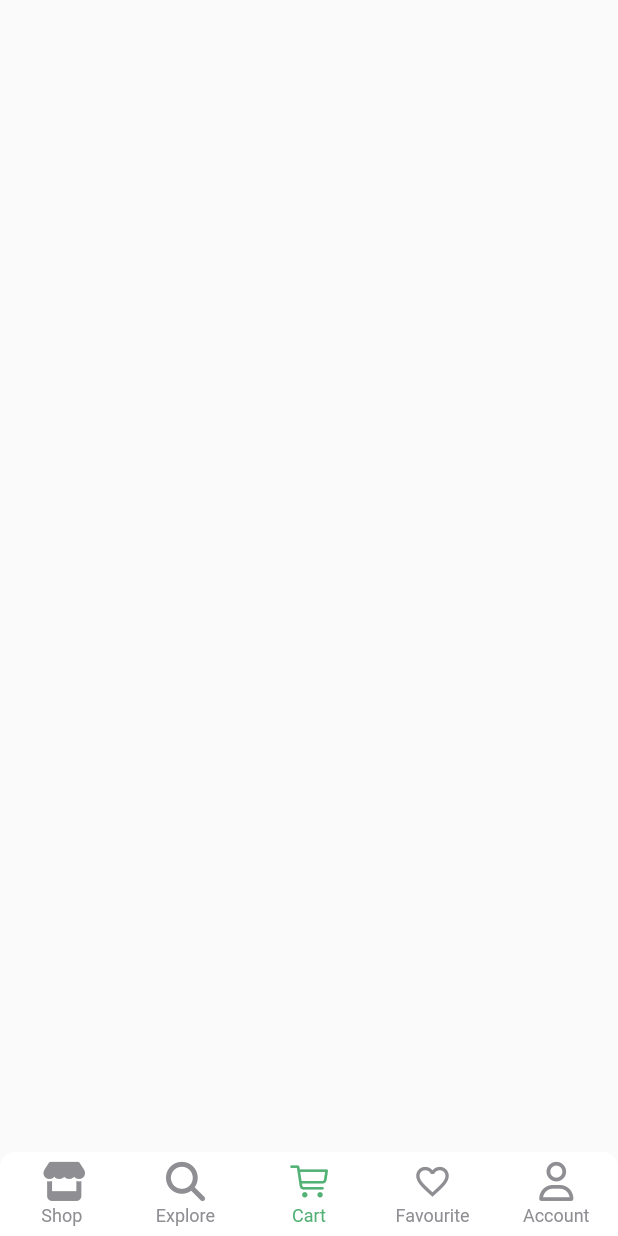
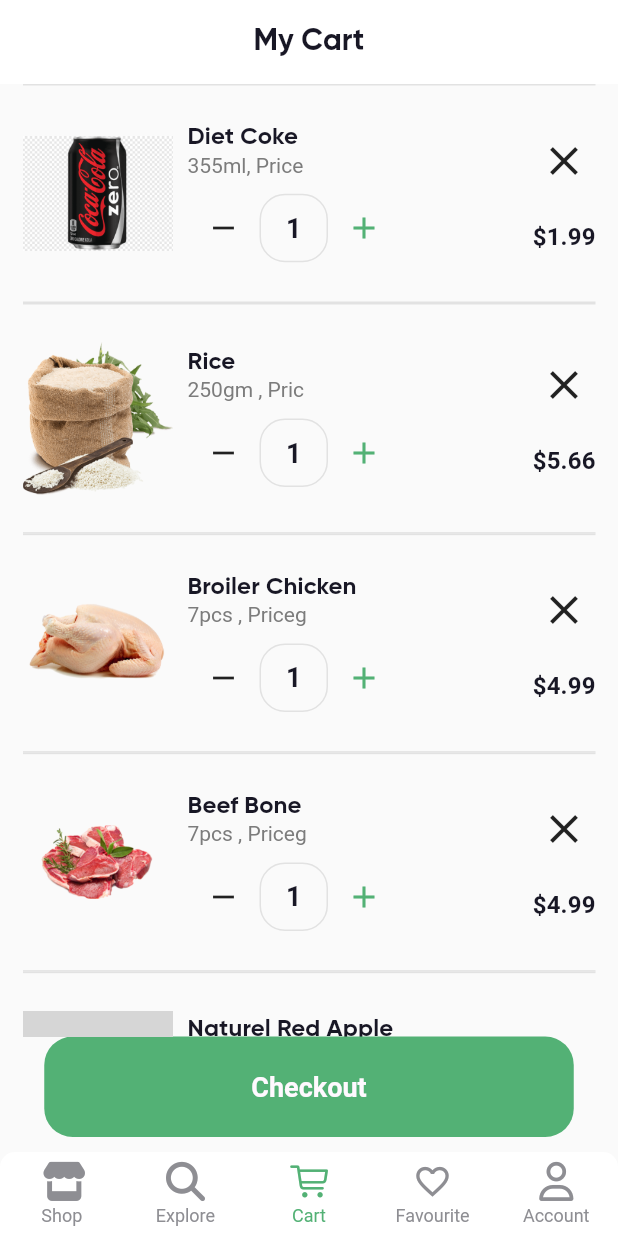
Before and after one commit to SA33ED/online_groceries_app, a Flutter app: the screen it shows after launch, item 3 of the bottom bar chosen, on a phone screen of 412 x 824 dp. Run offline on Flutter 3.47's test engine with Material 2 defaults, Android fonts, the light colour scheme and no system bars; drawn by our look-alikes of persistent_bottom_nav_bar; our stand-ins replace dropdown_button2, flutter_svg, font_awesome_flutter; Roboto replaces fonts that are missing (Gilroy, Gilroy-Medium); grey boxes are pictures that could not be loaded.

Commit message:
Cart & Favorite

```diff
--- a/lib/helpers/app_images.dart
+++ b/lib/helpers/app_images.dart
@@ -141,6 +141,10 @@ class Assets {
   /// assets/images/splash_screen.png
   static const String imagesSplashScreen = "assets/images/splash_screen.png";
 
+  /// Assets for imagesSuccess
+  /// assets/images/success.svg
+  static const String imagesSuccess = "assets/images/success.svg";
+
   /// Assets for imagesWelcomeLanding
   /// assets/images/welcome_landing.png
   static const String imagesWelcomeLanding = "assets/images/welcome_landing.png";
--- a/lib/models/product_model.dart
+++ b/lib/models/product_model.dart
@@ -313,3 +313,86 @@ List<Beverages> beverages = [
       details:
           "Apples are nutritious. Apples may be good for weight loss. apples may be good for your heart. As part of a healtful and varied diet."),
 ];
+
+List cartItems = [
+  Beverages(
+      image: Assets.imagesProductsProduct8,
+      name: "Diet Coke",
+      price: 1.99,
+      unit: "355ml, Price",
+      details:
+          "Apples are nutritious. Apples may be good for weight loss. apples may be good for your heart. As part of a healtful and varied diet."),
+  Groceries(
+    image: Assets.imagesProductsProduct5,
+    name: "Rice",
+    price: 5.66,
+    details:
+        "Apples are nutritious. Apples may be good for weight loss. apples may be good for your heart. As part of a healtful and varied diet.",
+    unit: "250gm , Pric",
+  ),
+  Frozen(
+    image: Assets.imagesProductsProduct7,
+    name: "Broiler Chicken",
+    price: 4.99,
+    details:
+        "Apples are nutritious. Apples may be good for weight loss. apples may be good for your heart. As part of a healtful and varied diet.",
+    unit: "7pcs , Priceg",
+  ),
+  Frozen(
+    image: Assets.imagesProductsProduct6,
+    name: "Beef Bone",
+    price: 4.99,
+    details:
+        "Apples are nutritious. Apples may be good for weight loss. apples may be good for your heart. As part of a healtful and varied diet.",
+    unit: "7pcs , Priceg",
+  ),
+  BestSelling(
+    image: Assets.imagesProductsProduct2,
+    name: "Naturel Red Apple",
+    price: 3.10,
+    details:
+        "Apples are nutritious. Apples may be good for weight loss. apples may be good for your heart. As part of a healtful and varied diet.",
+    unit: "1Kg , Priceg",
+  ),
+];
+List favorites = [
+  Beverages(
+      image: Assets.imagesProductsProduct8,
+      name: "Diet Coke",
+      price: 1.99,
+      unit: "355ml, Price",
+      details:
+          "Apples are nutritious. Apples may be good for weight loss. apples may be good for your heart. As part of a healtful and varied diet."),
+  Groceries(
+    image: Assets.imagesProductsProduct5,
+    name: "Rice",
+    price: 5.66,
+    details:
+        "Apples are nutritious. Apples may be good for weight loss. apples may be good for your heart. As part of a healtful and varied diet.",
+    unit: "250gm , Pric",
+  ),
+  Frozen(
+    image: Assets.imagesProductsProduct7,
+    name: "Broiler Chicken",
+    price: 4.99,
+    details:
+        "Apples are nutritious. Apples may be good for weight loss. apples may be good for your heart. As part of a healtful and varied diet.",
+    unit: "7pcs , Priceg",
+  ),
+  Frozen(
+    image: Assets.imagesProductsProduct6,
+    name: "Beef Bone",
+    price: 4.99,
+    details:
+        "Apples are nutritious. Apples may be good for weight loss. apples may be good for your heart. As part of a healtful and varied diet.",
+    unit: "7pcs , Priceg",
+  ),
+  BestSelling(
+    image: Assets.imagesProductsProduct2,
+    name: "Naturel Red Apple",
+    price: 3.10,
+    details:
+        "Apples are nutritious. Apples may be good for weight loss. apples may be good for your heart. As part of a healtful and varied diet.",
+    unit: "1Kg , Priceg",
+  ),
+];
--- a/lib/screens/cart_screen.dart
+++ b/lib/screens/cart_screen.dart
@@ -1,10 +1,113 @@
 import 'package:flutter/material.dart';
+import 'package:online_groceries_app/models/product_model.dart';
+import 'package:online_groceries_app/screens/success2_screen.dart';
+import 'package:online_groceries_app/widgets/custom_btn.dart';
+
+import '../widgets/count.dart';
+import '../widgets/custom_app_bar.dart';
 
 class CartScreen extends StatelessWidget {
   const CartScreen({super.key});
 
   @override
   Widget build(BuildContext context) {
-    return const Scaffold();
+    return Scaffold(
+      appBar: customAppBar(title: "My Cart"),
+      body: Padding(
+        padding: const EdgeInsets.symmetric(horizontal: 15.0),
+        child: Column(
+          children: [
+            Expanded(
+              child: ListView.builder(
+                itemCount: cartItems.length,
+                itemBuilder: (context, index) {
+                  return Container(
+                    padding: const EdgeInsets.symmetric(vertical: 25),
+                    decoration: const BoxDecoration(
+                        border: Border.symmetric(
+                            horizontal: BorderSide(color: Color(0xFFE2E2E2)))),
+                    child: Row(
+                      mainAxisAlignment: MainAxisAlignment.spaceBetween,
+                      children: [
+                        Row(
+                          children: [
+                            Image.asset(
+                              cartItems[index].image,
+                              width: 100,
+                            ),
+                            const SizedBox(
+                              width: 10,
+                            ),
+                            Column(
+                              crossAxisAlignment: CrossAxisAlignment.start,
+                              mainAxisAlignment: MainAxisAlignment.spaceEvenly,
+                              children: [
+                                Text(
+                                  favorites[index].name,
+                                  style: const TextStyle(
+                                    color: Color(0xFF181725),
+                                    fontSize: 16,
+                                    fontFamily: 'Gilroy-Bold',
+                                    fontWeight: FontWeight.w400,
+                                    letterSpacing: 0.10,
+                                  ),
+                                ),
+                                Text(
+                                  favorites[index].unit,
+                                  style: const TextStyle(
+                                    color: Color(0xFF7C7C7C),
+                                    fontSize: 14,
+                                    fontFamily: 'Gilroy-Medium',
+                                    fontWeight: FontWeight.w400,
+                                  ),
+                                ),
+                                const SizedBox(
+                                  height: 10,
+                                ),
+                                const Count(),
+                              ],
+                            ),
+                          ],
+                        ),
+                        Column(
+                          children: [
+                            const Icon(
+                              Icons.close,
+                              size: 32,
+                            ),
+                            const SizedBox(
+                              height: 25,
+                            ),
+                            Text(
+                              "\$${favorites[index].price}",
+                              style: const TextStyle(
+                                color: Color(0xFF181725),
+                                fontSize: 16,
+                                fontFamily: 'Gilroy',
+                                fontWeight: FontWeight.w600,
+                                letterSpacing: 0.10,
+                              ),
+                            ),
+                          ],
+                        )
+                      ],
+                    ),
+                  );
+                },
+              ),
+            ),
+            CustomBtn(
+                onTap: () {
+                  Navigator.push(
+                      context,
+                      MaterialPageRoute(
+                          builder: (context) => const Success2Screen()));
+                },
+                title: "Checkout"),
+            const SizedBox(height: 20)
+          ],
+        ),
+      ),
+    );
   }
 }
--- /dev/null
+++ b/lib/widgets/count.dart
@@ -0,0 +1,63 @@
+import 'package:flutter/material.dart';
+
+import '../helpers/constans.dart';
+
+class Count extends StatefulWidget {
+  const Count({super.key});
+
+  @override
+  State<Count> createState() => _CountState();
+}
+
+class _CountState extends State<Count> {
+  int count = 1;
+  @override
+  Widget build(BuildContext context) {
+    return Row(
+      children: [
+        IconButton(
+          onPressed: () {
+            setState(() {
+              if (count > 0) {
+                count--;
+              }
+            });
+          },
+          icon: const Icon(Icons.remove),
+        ),
+        Container(
+          alignment: Alignment.center,
+          width: 45.67,
+          height: 45.67,
+          decoration: BoxDecoration(
+              border: Border.all(
+                color: const Color(0xffE2E2E2),
+              ),
+              borderRadius: BorderRadius.circular(17)),
+          child: Text(
+            "$count",
+            style: const TextStyle(
+              color: Color(0xFF181725),
+              fontSize: 18,
+              fontFamily: 'Gilroy',
+              fontWeight: FontWeight.w600,
+            ),
+          ),
+        ),
+        IconButton(
+          onPressed: () {
+            setState(() {
+              if (count < 100) {
+                count++;
+              }
+            });
+          },
+          icon: Icon(
+            Icons.add,
+            color: kPrimaryColor,
+          ),
+        ),
+      ],
+    );
+  }
+}
--- /dev/null
+++ b/lib/widgets/custom_app_bar.dart
@@ -0,0 +1,18 @@
+import 'package:flutter/material.dart';
+
+AppBar customAppBar({required String title}) {
+  return AppBar(
+    elevation: 0,
+    backgroundColor: Colors.white,
+    centerTitle: true,
+    title: Text(
+      title,
+      style: const TextStyle(
+        color: Color(0xFF181725),
+        fontSize: 20,
+        fontFamily: 'Gilroy-Bold',
+        fontWeight: FontWeight.w400,
+      ),
+    ),
+  );
+}
```
Also changed, not shown: lib/screens/favourite_screen.dart (+36 -1 lines), lib/screens/success1_screen.dart (added, +56 -0 lines), lib/screens/success2_screen.dart (added, +56 -0 lines), lib/widgets/favorite_item.dart (added, +84 -0 lines), assets/images/success.svg (added).
